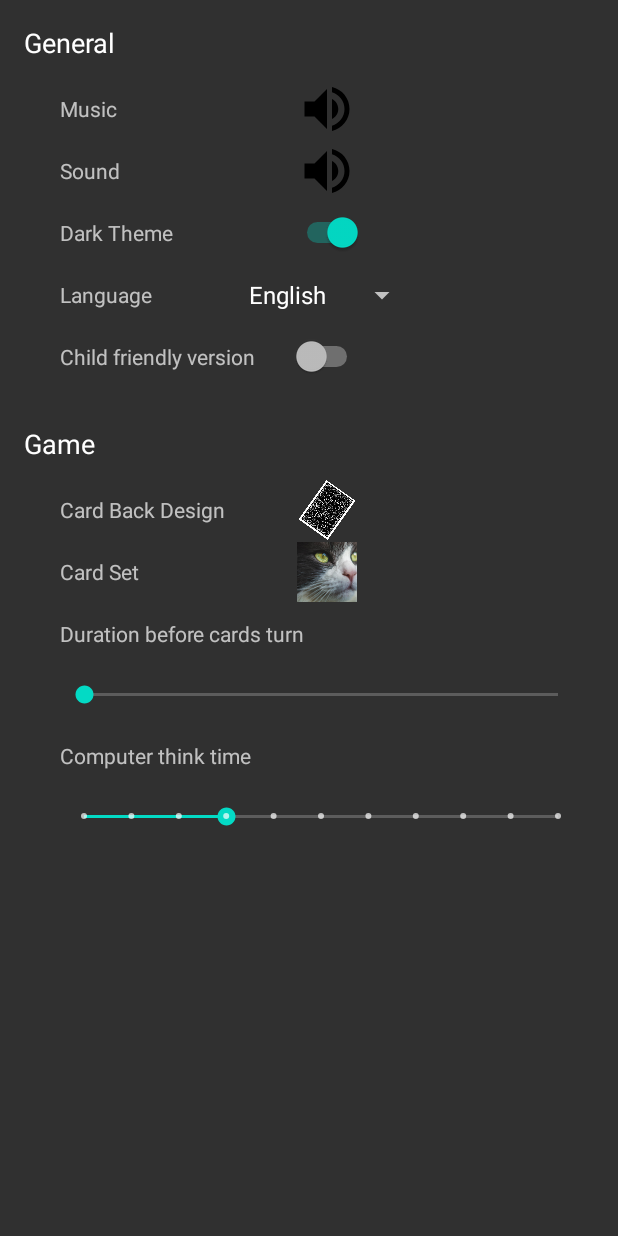
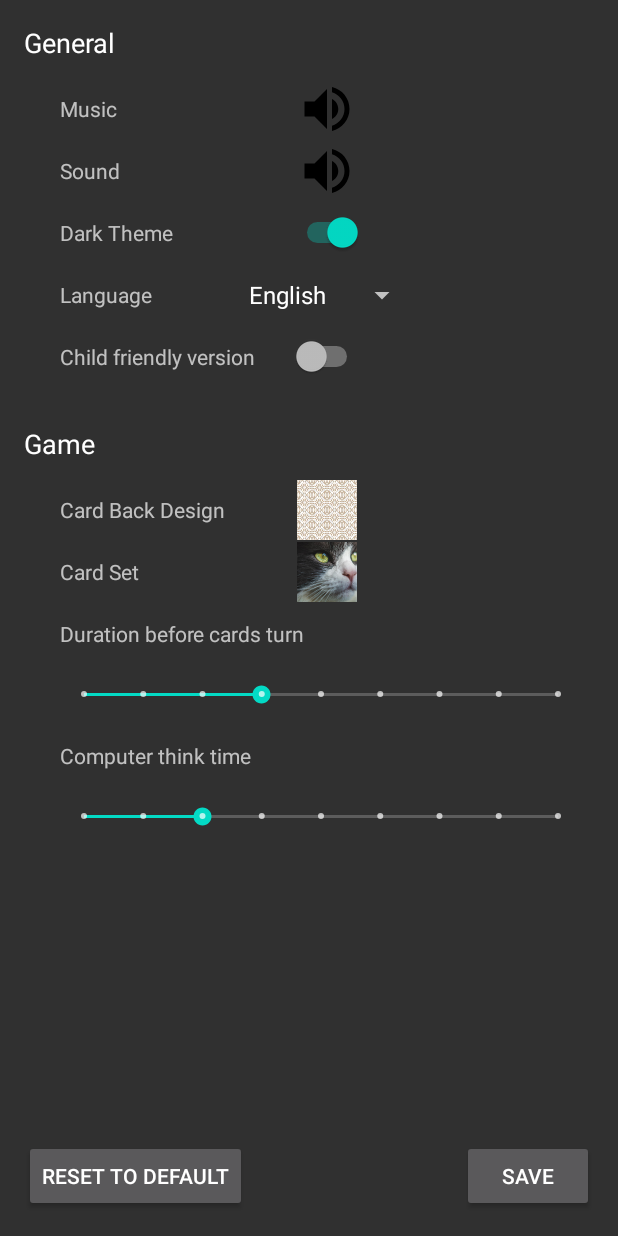
Before and after one commit to kaiott/memory, an Android app: the screen it shows after launch (SettingsActivity), after a tap on "SETTINGS", on a phone screen of 412 x 824 dp. Run offline under Robolectric (Android 15) with nearby library versions, the phone set to English and light mode, and no system bars; 1 statement that could not run was skipped.

Commit message:
finish settings

```diff
--- a/app/src/main/java/com/example/memory/BaseFullscreenActivity.java
+++ b/app/src/main/java/com/example/memory/BaseFullscreenActivity.java
@@ -18,11 +18,6 @@ import android.view.WindowManager;
 import java.util.Locale;
 
 public abstract class BaseFullscreenActivity extends AppCompatActivity {
-
-    final static int DARK_THEME = 0;
-    final static int LIGHT_THEME = 1;
-    public int [] themes = {R.style.DarkAppTheme, R.style.LightAppTheme};
-    public static int theme;
 
     HomeWatcher mHomeWatcher;
 
@@ -180,8 +175,6 @@ public abstract class BaseFullscreenActivity extends AppCompatActivity {
         Configuration config = new Configuration();
         config.locale = locale;
         getBaseContext().getResources().updateConfiguration(config, getBaseContext().getResources().getDisplayMetrics());
-
-        getSharedPreferences("settings", MODE_PRIVATE).edit().putInt("language", language).apply();
     }
 
     protected void updateTheme() {
--- a/app/src/main/java/com/example/memory/CardSets.java
+++ b/app/src/main/java/com/example/memory/CardSets.java
@@ -6,7 +6,7 @@ public class CardSets {
     static int[] set_1 = {R.drawable.bluttest2713182, R.drawable.handwaesche2713253, R.drawable.henne2713260, R.drawable.krankenhaus2713224, R.drawable.lunge2713243, R.drawable.menschen2713219, R.drawable.moskito2713259, R.drawable.mund2713244, R.drawable.ratte2713179, R.drawable.schlaeger2713262, R.drawable.schwein2713261, R.drawable.sex2713246, R.drawable.spritze2713235, R.drawable.tod2713258, R.drawable.virus2713175, R.drawable.virus2713189, R.drawable.virus2713196, R.drawable.virus2713245,};
     static int[] set_2 = {R.drawable.air_rider, R.drawable.amazon, R.drawable.aries, R.drawable.backwards_cowgirl, R.drawable.ball, R.drawable.bench, R.drawable.bent_cowgirl, R.drawable.bridge, R.drawable.cowgirl, R.drawable.crouching_tiger, R.drawable.downstroke, R.drawable.pokemon, R.drawable.precipice, R.drawable.princess, R.drawable.reverse_cowgirl, R.drawable.shuttle, R.drawable.sledge, R.drawable.soft_landing,};
 
-    static int[] back = {R.drawable.card_back, R.drawable.card_back1, R.drawable.card_back2, R.drawable.card_back3};
+    static int[] back = {R.drawable.card_back1, R.drawable.card_back2, R.drawable.card_back3};
 
     static int[][] sets = {set_0, set_1, set_2};
 
--- a/app/src/main/java/com/example/memory/GameActivity.java
+++ b/app/src/main/java/com/example/memory/GameActivity.java
@@ -136,7 +136,7 @@ public class GameActivity extends BaseFullscreenActivity {
         if (numTries == 2) {
             Log.i(TAG, "turnCard: second try");
             if (objectA.get(oldPosition).equals(objectA.get(position))) {
-                if (playSound) {
+                if (soundPool != null && playSound) {
                     soundPool.play(soundSuccess, 1, 1, 0, 0, 1);
                 }
 
@@ -149,7 +149,7 @@ public class GameActivity extends BaseFullscreenActivity {
 
             }
             else {
-                if (playSound) {
+                if (soundPool != null && playSound) {
                     soundPool.play(soundFail, 1, 1, 0, 0, 1);
                 }
                 boardStatus[oldPosition] = TURNED;
--- a/app/src/main/res/layout/activity_game.xml
+++ b/app/src/main/res/layout/activity_game.xml
@@ -583,9 +583,9 @@
         android:id="@+id/points_header"
         android:layout_width="wrap_content"
         android:layout_height="wrap_content"
-        android:layout_marginStart="60dp"
         android:layout_marginTop="16dp"
         android:text="@string/points"
+        app:layout_constraintEnd_toStartOf="@+id/guidelineV5"
         app:layout_constraintStart_toEndOf="@+id/player_body"
         app:layout_constraintTop_toTopOf="parent" />
 
--- a/app/src/main/res/layout/activity_settings.xml
+++ b/app/src/main/res/layout/activity_settings.xml
@@ -27,26 +27,15 @@
         app:srcCompat="@drawable/ic_volume_off_black_40dp" />
 
     <SeekBar
-        android:id="@+id/seekBar"
-        android:layout_width="0dp"
-        android:layout_height="wrap_content"
-        android:layout_marginStart="24dp"
-        android:layout_marginTop="@dimen/settings_vertical_distance"
-        android:layout_marginEnd="24dp"
-        app:layout_constraintEnd_toEndOf="parent"
-        app:layout_constraintStart_toStartOf="@+id/textView7"
-        app:layout_constraintTop_toBottomOf="@+id/textView10" />
-
-    <SeekBar
-        android:id="@+id/seekBar2"
+        android:id="@+id/durationCompThinkSeekBar"
         style="@style/Widget.AppCompat.SeekBar.Discrete"
         android:layout_width="0dp"
         android:layout_height="wrap_content"
         android:layout_marginStart="24dp"
         android:layout_marginTop="@dimen/settings_vertical_distance"
         android:layout_marginEnd="24dp"
-        android:max="10"
-        android:progress="3"
+        android:max="8"
+        android:progress="0"
         app:layout_constraintEnd_toEndOf="parent"
         app:layout_constraintStart_toStartOf="@+id/textView7"
         app:layout_constraintTop_toBottomOf="@+id/textView11" />
@@ -171,7 +160,7 @@
         android:layout_marginTop="@dimen/settings_vertical_distance"
         android:text="@string/settings_computer_think_time"
         app:layout_constraintStart_toStartOf="@+id/textView7"
-        app:layout_constraintTop_toBottomOf="@+id/seekBar" />
+        app:layout_constraintTop_toBottomOf="@+id/durationFadeSeekBar" />
 
 
     <TextView
@@ -215,4 +204,39 @@
         app:layout_constraintTop_toTopOf="@+id/textView9"
         app:srcCompat="@drawable/cat0" />
 
+    <SeekBar
+        android:id="@+id/durationFadeSeekBar"
+        style="@style/Widget.AppCompat.SeekBar.Discrete"
+        android:layout_width="0dp"
+        android:layout_height="wrap_content"
+        android:layout_marginStart="24dp"
+        android:layout_marginTop="@dimen/settings_vertical_distance"
+        android:layout_marginEnd="24dp"
+        android:max="8"
+        android:progress="0"
+        app:layout_constraintEnd_toEndOf="parent"
+        app:layout_constraintStart_toStartOf="@+id/textView7"
+        app:layout_constraintTop_toBottomOf="@+id/textView10" />
+
+    <Button
+        android:id="@+id/button"
+        android:layout_width="wrap_content"
+        android:layout_height="wrap_content"
+        android:layout_marginStart="16dp"
+        android:layout_marginBottom="16dp"
+        android:onClick="resetToDefault"
+        android:text="@string/settings_reset_to_default"
+        app:layout_constraintBottom_toBottomOf="parent"
+        app:layout_constraintStart_toStartOf="parent" />
+
+    <Button
+        android:id="@+id/button2"
+        android:layout_width="wrap_content"
+        android:layout_height="wrap_content"
+        android:layout_marginEnd="16dp"
+        android:layout_marginBottom="16dp"
+        android:text="@string/settings_save"
+        app:layout_constraintBottom_toBottomOf="parent"
+        app:layout_constraintEnd_toEndOf="parent" />
+
 </androidx.constraintlayout.widget.ConstraintLayout>
--- a/app/src/main/res/values/strings.xml
+++ b/app/src/main/res/values/strings.xml
@@ -29,4 +29,6 @@
     <string name="settings_child_friendly_version">Child friendly version</string>
     <string name="turn">Turn:</string>
     <string name="points">Points</string>
+    <string name="settings_save">Save</string>
+    <string name="settings_reset_to_default">Reset to default</string>
 </resources>
```
Also changed, not shown: app/src/main/java/com/example/memory/SettingsActivity.java (+68 -6 lines), 1 other file.
